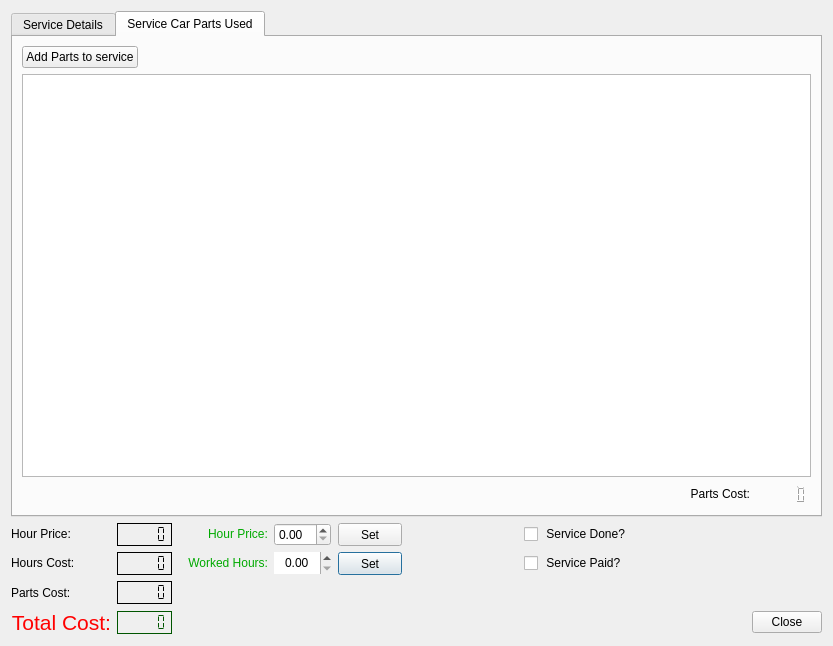
Old version of the form Client_Add_service.ui in the repository bedi1982/Oficina.
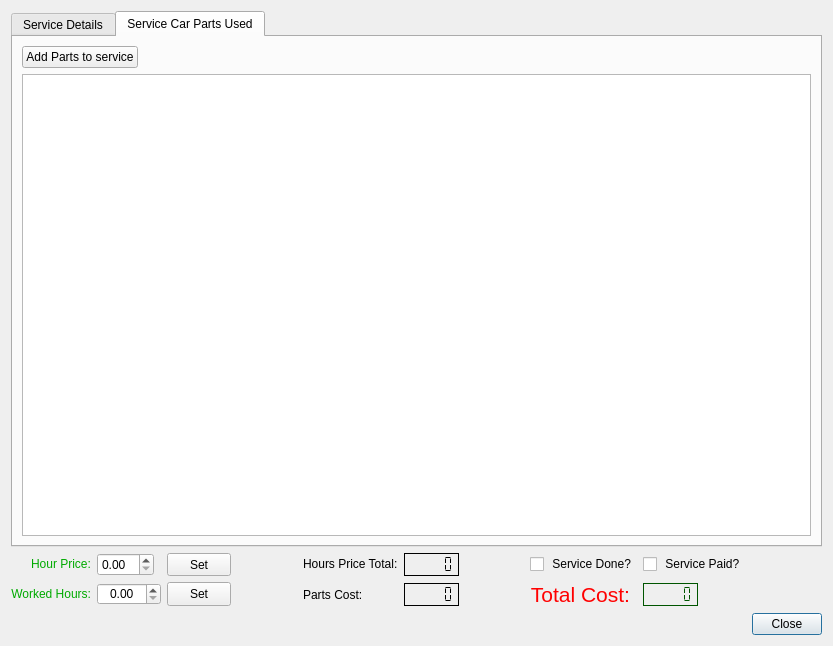
New version of the form. The open tabs and pages were chosen to show the change. Icons and pictures are not drawn.

```diff
--- a/Client_Add_service.ui
+++ b/Client_Add_service.ui
@@ -27,119 +27,42 @@
    <string notr="true"/>
   </property>
   <layout class="QGridLayout" name="gridLayout">
-   <item row="2" column="1">
-    <widget class="QLCDNumber" name="lcd_Hour_cost">
+   <item row="1" column="0">
+    <widget class="QLabel" name="lbl_Hour_Cost_text">
      <property name="sizePolicy">
       <sizepolicy hsizetype="Maximum" vsizetype="Maximum">
        <horstretch>0</horstretch>
        <verstretch>0</verstretch>
       </sizepolicy>
      </property>
-     <property name="font">
-      <font>
-       <pointsize>10</pointsize>
-       <weight>75</weight>
-       <bold>true</bold>
-      </font>
-     </property>
-     <property name="frameShape">
-      <enum>QFrame::Box</enum>
-     </property>
-     <property name="frameShadow">
-      <enum>QFrame::Plain</enum>
-     </property>
-     <property name="smallDecimalPoint">
-      <bool>true</bool>
-     </property>
-     <property name="segmentStyle">
-      <enum>QLCDNumber::Flat</enum>
-     </property>
-    </widget>
-   </item>
-   <item row="3" column="1">
-    <widget class="QLCDNumber" name="lcd_Parts_Cost_2">
-     <property name="sizePolicy">
-      <sizepolicy hsizetype="Maximum" vsizetype="Maximum">
-       <horstretch>0</horstretch>
-       <verstretch>0</verstretch>
-      </sizepolicy>
-     </property>
-     <property name="font">
-      <font>
-       <pointsize>10</pointsize>
-       <weight>75</weight>
-       <bold>true</bold>
-      </font>
-     </property>
-     <property name="frameShape">
-      <enum>QFrame::Box</enum>
-     </property>
-     <property name="frameShadow">
-      <enum>QFrame::Plain</enum>
-     </property>
-     <property name="smallDecimalPoint">
-      <bool>true</bool>
-     </property>
-     <property name="segmentStyle">
-      <enum>QLCDNumber::Flat</enum>
-     </property>
-    </widget>
-   </item>
-   <item row="2" column="8">
-    <spacer name="verticalSpacer">
-     <property name="orientation">
-      <enum>Qt::Vertical</enum>
-     </property>
-     <property name="sizeType">
-      <enum>QSizePolicy::Fixed</enum>
-     </property>
-     <property name="sizeHint" stdset="0">
-      <size>
-       <width>20</width>
-       <height>10</height>
-      </size>
-     </property>
-    </spacer>
-   </item>
-   <item row="6" column="1">
-    <widget class="QLCDNumber" name="lcd_Service_Total">
-     <property name="sizePolicy">
-      <sizepolicy hsizetype="Maximum" vsizetype="Maximum">
-       <horstretch>10</horstretch>
-       <verstretch>10</verstretch>
-      </sizepolicy>
-     </property>
-     <property name="font">
-      <font>
-       <family>Sans Serif</family>
-       <pointsize>14</pointsize>
-       <weight>50</weight>
-       <italic>false</italic>
-       <bold>false</bold>
-      </font>
-     </property>
-     <property name="autoFillBackground">
-      <bool>false</bool>
+     <property name="layoutDirection">
+      <enum>Qt::RightToLeft</enum>
      </property>
      <property name="styleSheet">
-      <string notr="true">color: rgb(0, 85, 0);
-font: 14pt &quot;Sans Serif&quot;;</string>
+      <string notr="true">color: rgb(0, 170, 0);</string>
      </property>
-     <property name="frameShape">
-      <enum>QFrame::Box</enum>
+     <property name="text">
+      <string>Hour Price:</string>
      </property>
-     <property name="frameShadow">
-      <enum>QFrame::Plain</enum>
-     </property>
-     <property name="smallDecimalPoint">
+    </widget>
+   </item>
+   <item row="1" column="8">
+    <widget class="QCheckBox" name="check_Paid">
+     <property name="enabled">
       <bool>true</bool>
      </property>
-     <property name="segmentStyle">
-      <enum>QLCDNumber::Flat</enum>
+     <property name="sizePolicy">
+      <sizepolicy hsizetype="Maximum" vsizetype="Maximum">
+       <horstretch>0</horstretch>
+       <verstretch>0</verstretch>
+      </sizepolicy>
+     </property>
+     <property name="text">
+      <string> Service Paid?</string>
      </property>
     </widget>
    </item>
-   <item row="6" column="0">
+   <item row="2" column="7">
     <widget class="QLabel" name="label_totalServiceCost">
      <property name="sizePolicy">
       <sizepolicy hsizetype="Maximum" vsizetype="Maximum">
@@ -166,20 +89,36 @@
      </property>
     </widget>
    </item>
-   <item row="2" column="0">
-    <widget class="QLabel" name="label_3">
+   <item row="6" column="9">
+    <widget class="QDialogButtonBox" name="buttonBox_Close">
      <property name="sizePolicy">
       <sizepolicy hsizetype="Maximum" vsizetype="Maximum">
        <horstretch>0</horstretch>
        <verstretch>0</verstretch>
       </sizepolicy>
      </property>
+     <property name="maximumSize">
+      <size>
+       <width>70</width>
+       <height>16777215</height>
+      </size>
+     </property>
+     <property name="styleSheet">
+      <string notr="true"/>
+     </property>
+     <property name="standardButtons">
+      <set>QDialogButtonBox::Close</set>
+     </property>
+    </widget>
+   </item>
+   <item row="2" column="4">
+    <widget class="QLabel" name="label_Parts_Cost">
      <property name="text">
-      <string>Hours Cost:</string>
+      <string>Parts Cost:</string>
      </property>
     </widget>
    </item>
-   <item row="1" column="6">
+   <item row="1" column="7">
     <widget class="QCheckBox" name="check_Finished">
      <property name="enabled">
       <bool>true</bool>
@@ -195,49 +134,37 @@
      </property>
     </widget>
    </item>
-   <item row="1" column="2">
-    <widget class="QLabel" name="lbl_Hour_Cost_text">
+   <item row="2" column="5">
+    <widget class="QLCDNumber" name="lcd_Parts_Cost">
      <property name="sizePolicy">
       <sizepolicy hsizetype="Maximum" vsizetype="Maximum">
        <horstretch>0</horstretch>
        <verstretch>0</verstretch>
       </sizepolicy>
      </property>
-     <property name="layoutDirection">
-      <enum>Qt::RightToLeft</enum>
+     <property name="font">
+      <font>
+       <pointsize>10</pointsize>
+       <weight>75</weight>
+       <bold>true</bold>
+      </font>
      </property>
-     <property name="styleSheet">
-      <string notr="true">color: rgb(0, 170, 0);</string>
+     <property name="frameShape">
+      <enum>QFrame::Box</enum>
      </property>
-     <property name="text">
-      <string>Hour Price:</string>
+     <property name="frameShadow">
+      <enum>QFrame::Plain</enum>
      </property>
-    </widget>
-   </item>
-   <item row="2" column="2">
-    <widget class="QLabel" name="label_InsertWorkCost">
-     <property name="sizePolicy">
-      <sizepolicy hsizetype="Maximum" vsizetype="Maximum">
-       <horstretch>0</horstretch>
-       <verstretch>0</verstretch>
-      </sizepolicy>
+     <property name="smallDecimalPoint">
+      <bool>true</bool>
      </property>
-     <property name="layoutDirection">
-      <enum>Qt::RightToLeft</enum>
+     <property name="segmentStyle">
+      <enum>QLCDNumber::Flat</enum>
      </property>
-     <property name="styleSheet">
-      <string notr="true">color: rgb(0, 170, 0);</string>
-     </property>
-     <property name="text">
-      <string>   Worked Hours:</string>
-     </property>
-     <property name="alignment">
-      <set>Qt::AlignRight|Qt::AlignTrailing|Qt::AlignVCenter</set>
-     </property>
     </widget>
    </item>
-   <item row="2" column="3">
-    <widget class="QDoubleSpinBox" name="Spin_Hand_Work_Hours">
+   <item row="2" column="1">
+    <widget class="QDoubleSpinBox" name="Spin_amount_of_Hand_Worked_Hours">
      <property name="enabled">
       <bool>true</bool>
      </property>
@@ -254,7 +181,7 @@
       </size>
      </property>
      <property name="frame">
-      <bool>false</bool>
+      <bool>true</bool>
      </property>
      <property name="alignment">
       <set>Qt::AlignCenter</set>
@@ -267,91 +194,38 @@
      </property>
     </widget>
    </item>
-   <item row="1" column="1">
-    <widget class="QLCDNumber" name="lcd_Service_Hour_Cost">
+   <item row="2" column="0">
+    <widget class="QLabel" name="label_InsertWorkCost">
      <property name="sizePolicy">
       <sizepolicy hsizetype="Maximum" vsizetype="Maximum">
        <horstretch>0</horstretch>
        <verstretch>0</verstretch>
       </sizepolicy>
      </property>
-     <property name="font">
-      <font>
-       <pointsize>10</pointsize>
-       <weight>75</weight>
-       <bold>true</bold>
-       <kerning>false</kerning>
-      </font>
+     <property name="layoutDirection">
+      <enum>Qt::RightToLeft</enum>
      </property>
-     <property name="frameShape">
-      <enum>QFrame::Box</enum>
-     </property>
-     <property name="frameShadow">
-      <enum>QFrame::Plain</enum>
-     </property>
-     <property name="lineWidth">
-      <number>1</number>
-     </property>
-     <property name="smallDecimalPoint">
-      <bool>true</bool>
-     </property>
-     <property name="mode">
-      <enum>QLCDNumber::Dec</enum>
-     </property>
-     <property name="segmentStyle">
-      <enum>QLCDNumber::Flat</enum>
-     </property>
-    </widget>
-   </item>
-   <item row="2" column="4">
-    <widget class="QPushButton" name="Button_Set_Worked_hours">
-     <property name="sizePolicy">
-      <sizepolicy hsizetype="Maximum" vsizetype="Maximum">
-       <horstretch>0</horstretch>
-       <verstretch>0</verstretch>
-      </sizepolicy>
-     </property>
-     <property name="maximumSize">
-      <size>
-       <width>64</width>
-       <height>24</height>
-      </size>
+     <property name="styleSheet">
+      <string notr="true">color: rgb(0, 170, 0);</string>
      </property>
      <property name="text">
-      <string>Set</string>
+      <string>Worked Hours:</string>
      </property>
-     <property name="icon">
-      <iconset resource="images/images.qrc">
-       <normaloff>:/emoticons/emblem-default.png</normaloff>:/emoticons/emblem-default.png</iconset>
-     </property>
-    </widget>
-   </item>
-   <item row="1" column="3">
-    <widget class="QDoubleSpinBox" name="double_Service_Hour_Cost">
-     <property name="sizePolicy">
-      <sizepolicy hsizetype="Maximum" vsizetype="Maximum">
-       <horstretch>0</horstretch>
-       <verstretch>0</verstretch>
-      </sizepolicy>
+     <property name="alignment">
+      <set>Qt::AlignRight|Qt::AlignTrailing|Qt::AlignVCenter</set>
      </property>
     </widget>
    </item>
    <item row="1" column="4">
-    <widget class="QPushButton" name="Button_Apply_new_Hour_Cost">
+    <widget class="QLabel" name="lbl_hour_cost">
      <property name="sizePolicy">
       <sizepolicy hsizetype="Maximum" vsizetype="Maximum">
        <horstretch>0</horstretch>
        <verstretch>0</verstretch>
       </sizepolicy>
      </property>
-     <property name="maximumSize">
-      <size>
-       <width>64</width>
-       <height>24</height>
-      </size>
-     </property>
      <property name="text">
-      <string>Set</string>
+      <string>Hours Price Total:</string>
      </property>
      <property name="icon">
       <iconset resource="images/images.qrc">
@@ -359,65 +233,7 @@
      </property>
     </widget>
    </item>
-   <item row="1" column="0">
-    <widget class="QLabel" name="label_2">
-     <property name="sizePolicy">
-      <sizepolicy hsizetype="Maximum" vsizetype="Maximum">
-       <horstretch>0</horstretch>
-       <verstretch>0</verstretch>
-      </sizepolicy>
-     </property>
-     <property name="text">
-      <string>Hour Price:</string>
-     </property>
-    </widget>
-   </item>
-   <item row="2" column="6">
-    <widget class="QCheckBox" name="check_Paid">
-     <property name="enabled">
-      <bool>true</bool>
-     </property>
-     <property name="sizePolicy">
-      <sizepolicy hsizetype="Maximum" vsizetype="Maximum">
-       <horstretch>0</horstretch>
-       <verstretch>0</verstretch>
-      </sizepolicy>
-     </property>
-     <property name="text">
-      <string> Service Paid?</string>
-     </property>
-    </widget>
-   </item>
-   <item row="3" column="0">
-    <widget class="QLabel" name="label_Parts_Cost">
-     <property name="text">
-      <string>Parts Cost:</string>
-     </property>
-    </widget>
-   </item>
-   <item row="6" column="8">
-    <widget class="QDialogButtonBox" name="buttonBox_Close">
-     <property name="sizePolicy">
-      <sizepolicy hsizetype="Maximum" vsizetype="Maximum">
-       <horstretch>0</horstretch>
-       <verstretch>0</verstretch>
-      </sizepolicy>
-     </property>
-     <property name="maximumSize">
-      <size>
-       <width>70</width>
-       <height>16777215</height>
-      </size>
-     </property>
-     <property name="styleSheet">
-      <string notr="true"/>
-     </property>
-     <property name="standardButtons">
-      <set>QDialogButtonBox::Close</set>
-     </property>
-    </widget>
-   </item>
-   <item row="0" column="0" colspan="9">
+   <item row="0" column="0" colspan="10">
     <widget class="QTabWidget" name="tabWidget">
      <property name="currentIndex">
       <number>0</number>
@@ -533,62 +349,7 @@
        <string>Service Car Parts Used</string>
       </attribute>
       <layout class="QGridLayout" name="gridLayout_4">
-       <item row="2" column="2">
-        <widget class="QLabel" name="label_Text_Parts_Cost">
-         <property name="sizePolicy">
-          <sizepolicy hsizetype="Maximum" vsizetype="Maximum">
-           <horstretch>0</horstretch>
-           <verstretch>0</verstretch>
-          </sizepolicy>
-         </property>
-         <property name="text">
-          <string>Parts Cost:</string>
-         </property>
-         <property name="alignment">
-          <set>Qt::AlignRight|Qt::AlignTrailing|Qt::AlignVCenter</set>
-         </property>
-        </widget>
-       </item>
-       <item row="2" column="3">
-        <widget class="QLCDNumber" name="lcd_Parts_Cost">
-         <property name="sizePolicy">
-          <sizepolicy hsizetype="Maximum" vsizetype="Maximum">
-           <horstretch>0</horstretch>
-           <verstretch>0</verstretch>
-          </sizepolicy>
-         </property>
-         <property name="font">
-          <font>
-           <pointsize>16</pointsize>
-          </font>
-         </property>
-         <property name="autoFillBackground">
-          <bool>false</bool>
-         </property>
-         <property name="styleSheet">
-          <string notr="true">color: rgb(255, 0, 0);</string>
-         </property>
-         <property name="frameShape">
-          <enum>QFrame::NoFrame</enum>
-         </property>
-         <property name="frameShadow">
-          <enum>QFrame::Plain</enum>
-         </property>
-         <property name="lineWidth">
-          <number>5</number>
-         </property>
-         <property name="midLineWidth">
-          <number>5</number>
-         </property>
-         <property name="smallDecimalPoint">
-          <bool>true</bool>
-         </property>
-         <property name="segmentStyle">
-          <enum>QLCDNumber::Outline</enum>
-         </property>
-        </widget>
-       </item>
-       <item row="1" column="0" colspan="4">
+       <item row="1" column="0" colspan="3">
         <widget class="QTableView" name="tbl_Parts_Used_In_Service">
          <property name="enabled">
           <bool>true</bool>
@@ -631,6 +392,136 @@
      </widget>
     </widget>
    </item>
+   <item row="1" column="1">
+    <widget class="QDoubleSpinBox" name="spin_double_Service_cost_per_hour">
+     <property name="sizePolicy">
+      <sizepolicy hsizetype="Maximum" vsizetype="Maximum">
+       <horstretch>0</horstretch>
+       <verstretch>0</verstretch>
+      </sizepolicy>
+     </property>
+    </widget>
+   </item>
+   <item row="1" column="2">
+    <widget class="QPushButton" name="Button_Apply_new_Hour_Cost">
+     <property name="sizePolicy">
+      <sizepolicy hsizetype="Maximum" vsizetype="Maximum">
+       <horstretch>0</horstretch>
+       <verstretch>0</verstretch>
+      </sizepolicy>
+     </property>
+     <property name="maximumSize">
+      <size>
+       <width>64</width>
+       <height>24</height>
+      </size>
+     </property>
+     <property name="text">
+      <string>Set</string>
+     </property>
+     <property name="icon">
+      <iconset resource="images/images.qrc">
+       <normaloff>:/emoticons/emblem-default.png</normaloff>:/emoticons/emblem-default.png</iconset>
+     </property>
+    </widget>
+   </item>
+   <item row="2" column="2">
+    <widget class="QPushButton" name="Button_Set_Worked_hours">
+     <property name="sizePolicy">
+      <sizepolicy hsizetype="Maximum" vsizetype="Maximum">
+       <horstretch>0</horstretch>
+       <verstretch>0</verstretch>
+      </sizepolicy>
+     </property>
+     <property name="maximumSize">
+      <size>
+       <width>64</width>
+       <height>24</height>
+      </size>
+     </property>
+     <property name="text">
+      <string>Set</string>
+     </property>
+     <property name="icon">
+      <iconset resource="images/images.qrc">
+       <normaloff>:/emoticons/emblem-default.png</normaloff>:/emoticons/emblem-default.png</iconset>
+     </property>
+    </widget>
+   </item>
+   <item row="2" column="8">
+    <widget class="QLCDNumber" name="lcd_Service_Total">
+     <property name="sizePolicy">
+      <sizepolicy hsizetype="Maximum" vsizetype="Maximum">
+       <horstretch>10</horstretch>
+       <verstretch>10</verstretch>
+      </sizepolicy>
+     </property>
+     <property name="font">
+      <font>
+       <family>Sans Serif</family>
+       <pointsize>14</pointsize>
+       <weight>50</weight>
+       <italic>false</italic>
+       <bold>false</bold>
+      </font>
+     </property>
+     <property name="autoFillBackground">
+      <bool>false</bool>
+     </property>
+     <property name="styleSheet">
+      <string notr="true">color: rgb(0, 85, 0);
+font: 14pt &quot;Sans Serif&quot;;</string>
+     </property>
+     <property name="frameShape">
+      <enum>QFrame::Box</enum>
+     </property>
+     <property name="frameShadow">
+      <enum>QFrame::Plain</enum>
+     </property>
+     <property name="smallDecimalPoint">
+      <bool>true</bool>
+     </property>
+     <property name="segmentStyle">
+      <enum>QLCDNumber::Flat</enum>
+     </property>
+    </widget>
+   </item>
+   <item row="1" column="5">
+    <widget class="QLCDNumber" name="lcd_Service_HoursCost_total">
+     <property name="sizePolicy">
+      <sizepolicy hsizetype="Maximum" vsizetype="Maximum">
+       <horstretch>0</horstretch>
+       <verstretch>0</verstretch>
+      </sizepolicy>
+     </property>
+     <property name="font">
+      <font>
+       <pointsize>10</pointsize>
+       <weight>75</weight>
+       <bold>true</bold>
+       <kerning>false</kerning>
+      </font>
+     </property>
+     <property name="frameShape">
+      <enum>QFrame::Box</enum>
+     </property>
+     <property name="frameShadow">
+      <enum>QFrame::Plain</enum>
+     </property>
+     <property name="lineWidth">
+      <number>1</number>
+     </property>
+     <property name="smallDecimalPoint">
+      <bool>true</bool>
+     </property>
+     <property name="mode">
+      <enum>QLCDNumber::Dec</enum>
+     </property>
+     <property name="segmentStyle">
+      <enum>QLCDNumber::Flat</enum>
+     </property>
+    </widget>
+   </item>
   </layout>
  </widget>
  <tabstops>
```
Left out of the diff: 6 changed lines with no effect on the pictures.
